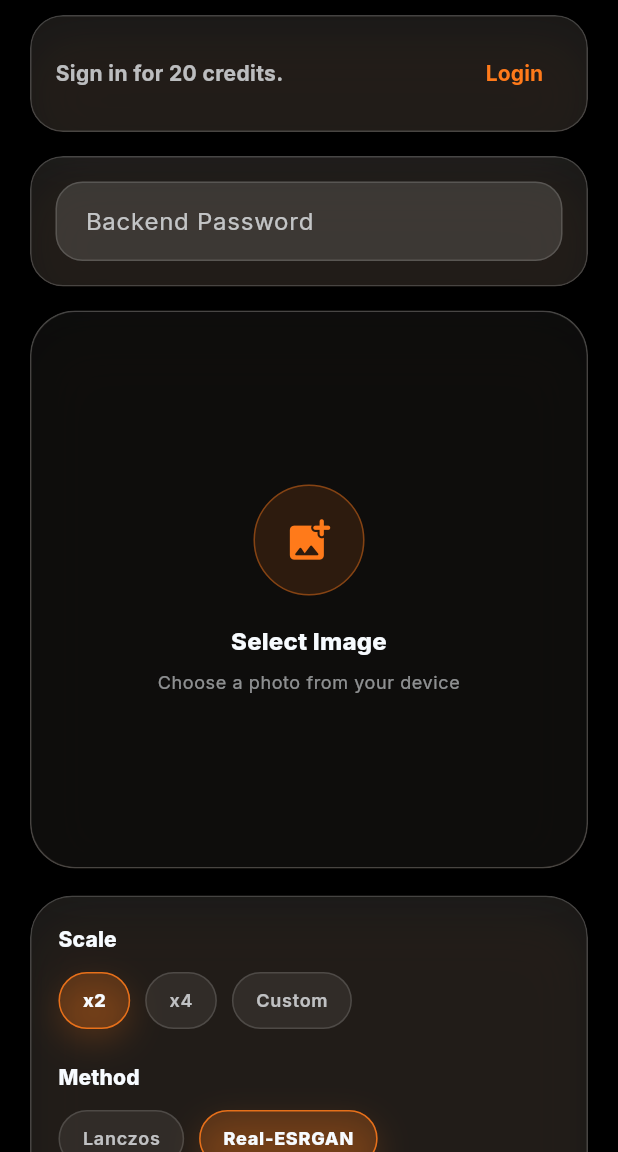
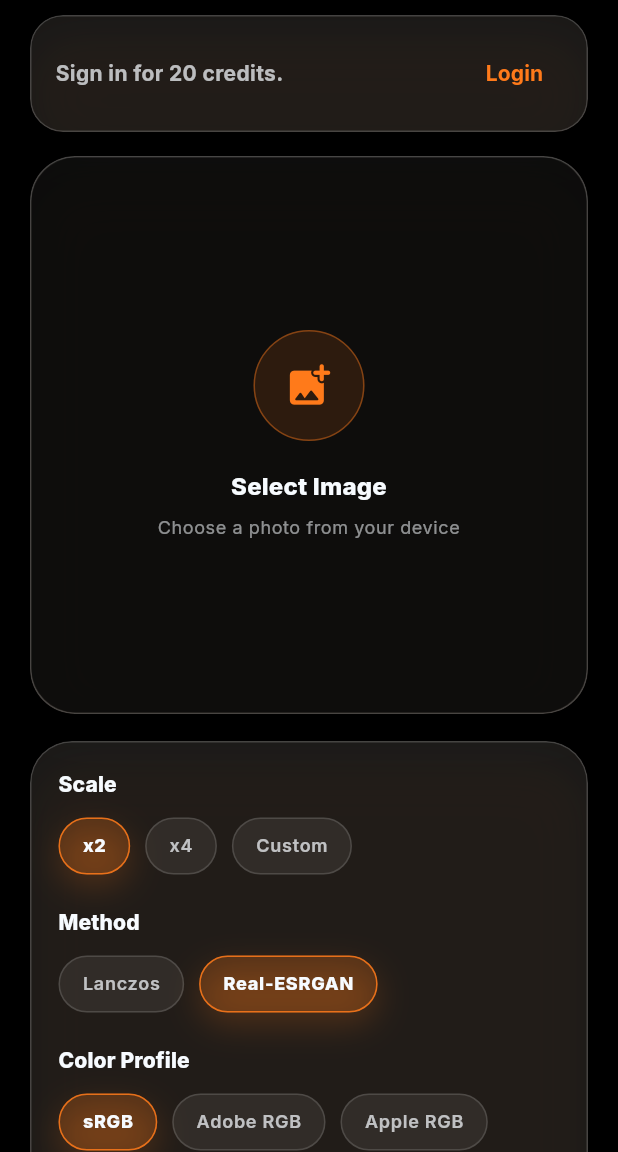
Before and after one commit to WinnerSamurai6064/rerez, a Flutter app: the GeneratorScreen screen opened directly, on a phone screen of 412 x 824 dp, the part 84-1236 px from its top. Run offline on Flutter 3.47's test engine with Material 3 defaults, Android fonts, the phone set to English and light mode, and no system bars; our stand-ins replace google_fonts, image_picker.

Commit message:
Update generator_screen.dart

```diff
--- a/lib/screens/generator_screen.dart
+++ b/lib/screens/generator_screen.dart
@@ -12,29 +12,8 @@ import '../widgets/orange_button.dart';
 import 'auth_screen.dart';
 import 'result_screen.dart';
 
-class GeneratorScreen extends StatefulWidget {
+class GeneratorScreen extends StatelessWidget {
   const GeneratorScreen({super.key});
-
-  @override
-  State<GeneratorScreen> createState() => _GeneratorScreenState();
-}
-
-class _GeneratorScreenState extends State<GeneratorScreen> {
-  late final TextEditingController _passwordController;
-
-  @override
-  void initState() {
-    super.initState();
-    _passwordController = TextEditingController(
-      text: context.read<AppState>().testPassword,
-    );
-  }
-
-  @override
-  void dispose() {
-    _passwordController.dispose();
-    super.dispose();
-  }
 
   Future<void> _generate(BuildContext context) async {
     final appState = context.read<AppState>();
@@ -127,27 +106,6 @@ class _GeneratorScreenState extends State<GeneratorScreen> {
                     ),
                     const SizedBox(height: 16),
                   ],
-                  GlassPanel(
-                    padding: const EdgeInsets.all(16),
-                    borderRadius: 22,
-                    child: TextField(
-                      controller: _passwordController,
-                      obscureText: true,
-                      autocorrect: false,
-                      enableSuggestions: false,
-                      cursorColor: RerezTheme.orange,
-                      style: Theme.of(context).textTheme.bodyLarge?.copyWith(
-                            color: RerezTheme.neonWhite,
-                            fontWeight: FontWeight.w700,
-                          ),
-                      onChanged: appState.updateTestPassword,
-                      decoration: const InputDecoration(
-                        labelText: 'Backend Password',
-                        hintText: 'Enter backend test password',
-                      ),
-                    ),
-                  ),
-                  const SizedBox(height: 16),
                   ImagePickerBox(
                     imageBytes: appState.selectedImageBytes,
                     onSelectImage: appState.pickImage,
```
